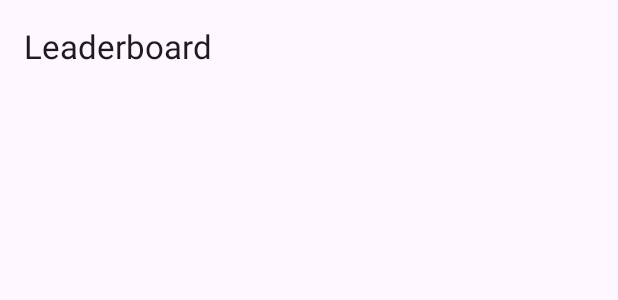
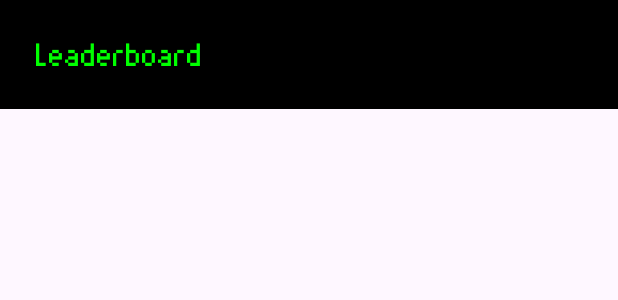
Before and after one commit to gotecho/CSC133FinalProject, an Android app: the layout dialog_leaderboard.xml on its own in the app's theme, with its tools: preview values and no code run, on a phone screen of 412 x 824 dp. Shown: the top 300 px of the screen. Run offline under Robolectric (Android 15) with nearby library versions, the phone set to English and light mode, and no system bars.

Commit message:
added font
added font file and added some customization to leaderboard still need to add more.

```diff
--- /dev/null
+++ b/app/src/main/res/font/font.xml
@@ -0,0 +1,4 @@
+<?xml version="1.0" encoding="utf-8"?>
+<font-family xmlns:android="http://schemas.android.com/apk/res/android">
+
+</font-family>
--- a/app/src/main/res/layout/dialog_leaderboard.xml
+++ b/app/src/main/res/layout/dialog_leaderboard.xml
@@ -1,19 +1,33 @@
 <?xml version="1.0" encoding="utf-8"?>
 <LinearLayout xmlns:android="http://schemas.android.com/apk/res/android"
-    android:layout_width="wrap_content"
+    android:layout_width="match_parent"
     android:layout_height="wrap_content"
     android:orientation="vertical"
+    android:background="#000000"
     android:padding="16dp">
 
+    <!-- Leaderboard Title -->
     <TextView
         android:id="@+id/leaderboard_title"
         android:layout_width="wrap_content"
         android:layout_height="wrap_content"
         android:text="Leaderboard"
-        android:textAppearance="@style/TextAppearance.AppCompat.Large"/>
+        android:textAppearance="@style/TextAppearance.AppCompat.Large"
+        android:fontFamily="@font/munro"
+        android:textColor="#00FF00"
+        android:background="#000000"
+        android:padding="8dp">
+    </TextView>
 
+
+    <!-- Leaderboard List -->
     <ListView
         android:id="@+id/leaderboard_list"
         android:layout_width="match_parent"
-        android:layout_height="wrap_content" />
+        android:layout_height="wrap_content"
+        android:divider="#FF0000"
+        android:fontFamily="@font/munro"
+        android:textColor="#00FFFF"
+        android:dividerHeight="2dp">
+    </ListView>
 </LinearLayout>
```
Also changed, not shown: app/src/main/res/font/munro.ttf (added).
